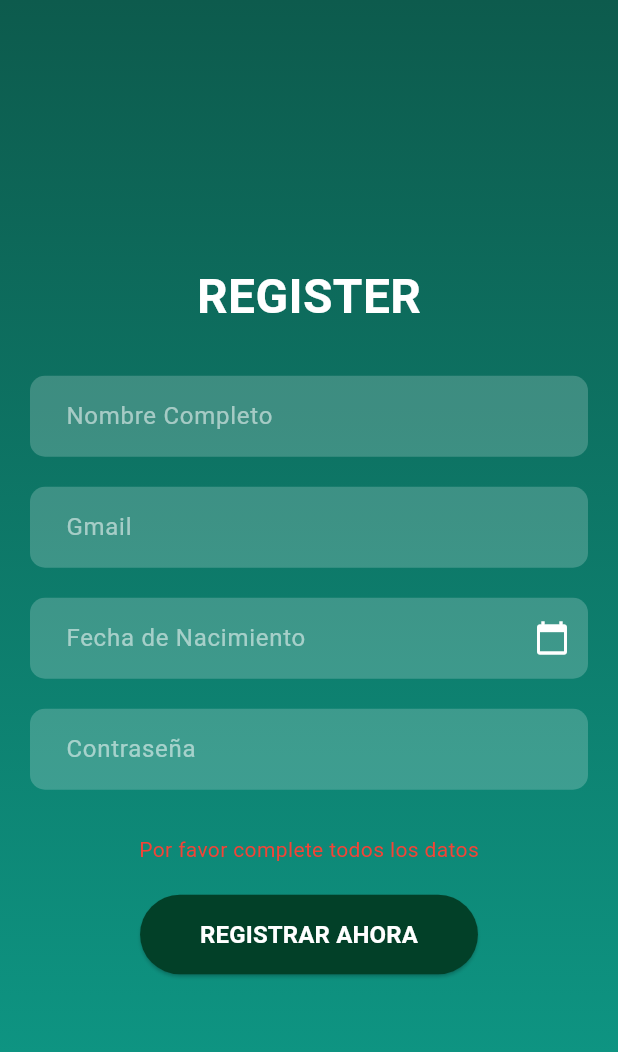
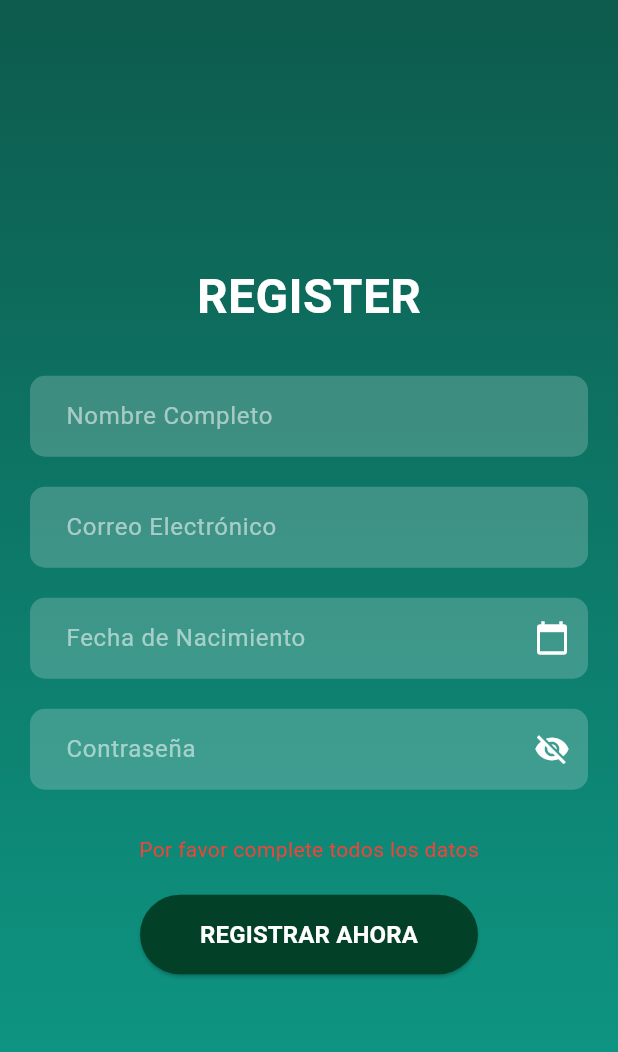
Before and after one commit to JhanCarlosMesa/BREATHE, a Flutter app: the Register screen opened directly, after a tap on "REGISTRAR AHORA", on a phone screen of 412 x 824 dp. Shown: the top 1052 px of the screen. Run offline on Flutter 3.47's test engine with Material 3 defaults, Android fonts, the phone set to English and light mode, and no system bars; our stand-ins replace flutter_map, latlong2; statements that could not run were skipped.

Commit message:
Avance final

```diff
--- a/breathe/lib/register.dart
+++ b/breathe/lib/register.dart
@@ -14,14 +14,22 @@ class _RegisterState extends State<Register> {
   final TextEditingController _dobController = TextEditingController();
   final TextEditingController _passwordController = TextEditingController();
   String? _errorMessage;
+  bool _obscurePassword = true;
 
   void _register() {
     setState(() {
+      final email = _emailController.text.trim();
+      final password = _passwordController.text;
+
       if (_nameController.text.isEmpty ||
-          _emailController.text.isEmpty ||
+          email.isEmpty ||
           _dobController.text.isEmpty ||
-          _passwordController.text.isEmpty) {
+          password.isEmpty) {
         _errorMessage = "Por favor complete todos los datos";
+      } else if (!email.contains('@') || !email.contains('.') || !RegExp(r'^[^@]+@[^@]+\.[^@]+').hasMatch(email)) {
+        _errorMessage = "Correo electrónico inválido";
+      } else if (password.length < 8) {
+        _errorMessage = "La contraseña debe tener al menos 8 caracteres";
       } else {
         _errorMessage = null;
         Navigator.pushReplacement(
@@ -62,11 +70,14 @@ class _RegisterState extends State<Register> {
               const SizedBox(height: 30),
               _buildTextField('Nombre Completo', controller: _nameController),
               const SizedBox(height: 20),
-              _buildTextField('Gmail', controller: _emailController),
+              _buildTextField('Correo Electrónico', controller: _emailController),
               const SizedBox(height: 20),
               _buildTextField('Fecha de Nacimiento', controller: _dobController, isDate: true),
               const SizedBox(height: 20),
-              _buildTextField('Contraseña', controller: _passwordController, isPassword: true),
+              _buildTextField('Contraseña',
+                  controller: _passwordController,
+                  isPassword: true,
+                  showToggle: true),
               const SizedBox(height: 30),
               if (_errorMessage != null)
                 Text(
@@ -99,11 +110,16 @@ class _RegisterState extends State<Register> {
     );
   }
 
-  Widget _buildTextField(String hintText,
-      {bool isPassword = false, bool isDate = false, required TextEditingController controller}) {
+  Widget _buildTextField(
+    String hintText, {
+    bool isPassword = false,
+    bool isDate = false,
+    bool showToggle = false,
+    required TextEditingController controller,
+  }) {
     return TextField(
       controller: controller,
-      obscureText: isPassword,
+      obscureText: isPassword && _obscurePassword,
       readOnly: isDate,
       style: const TextStyle(color: Colors.white),
       decoration: InputDecoration(
@@ -128,12 +144,25 @@ class _RegisterState extends State<Register> {
                   );
                   if (pickedDate != null) {
                     setState(() {
-                      controller.text = "${pickedDate.day}/${pickedDate.month}/${pickedDate.year}";
+                      controller.text =
+                          "${pickedDate.day}/${pickedDate.month}/${pickedDate.year}";
                     });
                   }
                 },
               )
-            : null,
+            : (showToggle
+                ? IconButton(
+                    icon: Icon(
+                      _obscurePassword ? Icons.visibility_off : Icons.visibility,
+                      color: Colors.white,
+                    ),
+                    onPressed: () {
+                      setState(() {
+                        _obscurePassword = !_obscurePassword;
+                      });
+                    },
+                  )
+                : null),
       ),
     );
   }
```
Also changed, not shown: breathe/lib/consultaIQA.dart (+116 -50 lines), breathe/lib/consultaPrincipal.dart (+15 -9 lines), breathe/lib/consultaTemperatura.dart (+15 -9 lines), breathe/lib/informacionPage.dart (+13 -8 lines), breathe/lib/login.dart (+68 -23 lines).
